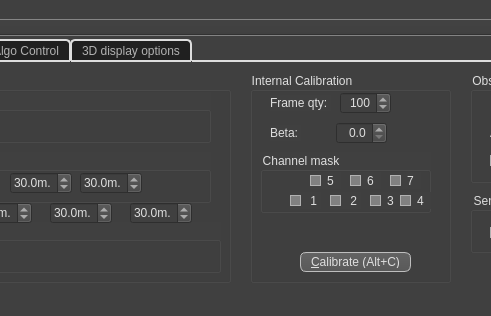
Above: src/AWLQtDemo/awlqtdemo.ui from samanwaya-jena/EVAL-ADAL6110-16-GUI before the change; both pictures show x 362 to 853 and y 0 to 316 of the 1042 by 316 pixel window. Below: the same form after it.
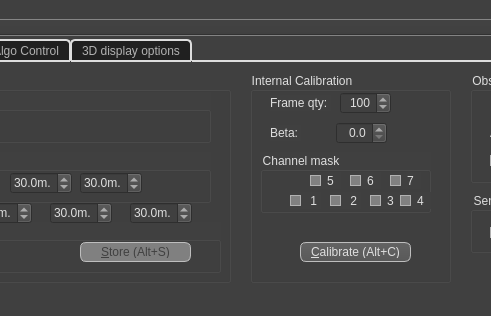
That is the form after the change. Icons and pictures are not drawn.

Patch:
```diff
--- a/src/AWLQtDemo/awlqtdemo.ui
+++ b/src/AWLQtDemo/awlqtdemo.ui
@@ -798,7 +798,7 @@
        <property name="geometry">
         <rect>
          <x>50</x>
-         <y>180</y>
+         <y>170</y>
          <width>111</width>
          <height>20</height>
         </rect>
@@ -986,6 +986,34 @@
          <double>0.100000000000000</double>
         </property>
        </widget>
+       <widget class="QPushButton" name="sensorCalibStoreButton">
+        <property name="enabled">
+         <bool>false</bool>
+        </property>
+        <property name="geometry">
+         <rect>
+          <x>410</x>
+          <y>20</y>
+          <width>111</width>
+          <height>20</height>
+         </rect>
+        </property>
+        <property name="text">
+         <string>&amp;Store (Alt+S)</string>
+        </property>
+        <property name="checkable">
+         <bool>true</bool>
+        </property>
+        <property name="checked">
+         <bool>false</bool>
+        </property>
+        <property name="autoDefault">
+         <bool>false</bool>
+        </property>
+        <property name="flat">
+         <bool>false</bool>
+        </property>
+       </widget>
       </widget>
       <widget class="QGroupBox" name="sensorRangeGroupBox">
        <property name="geometry">
```
Left out of the diff: 85 changed lines with no effect on the pictures.
